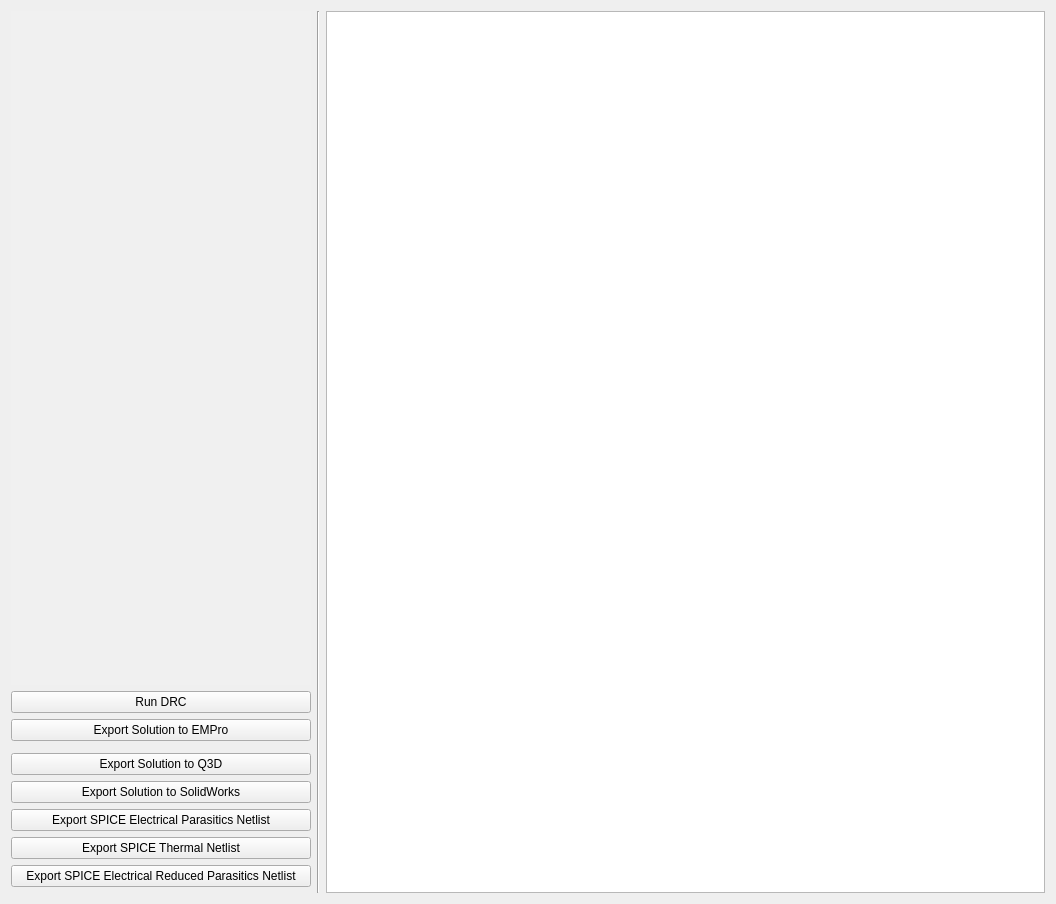
Qt form powercad/project_builder/ui/solutionWindow.ui (e3da/PowerSynth1-src) before a commit.
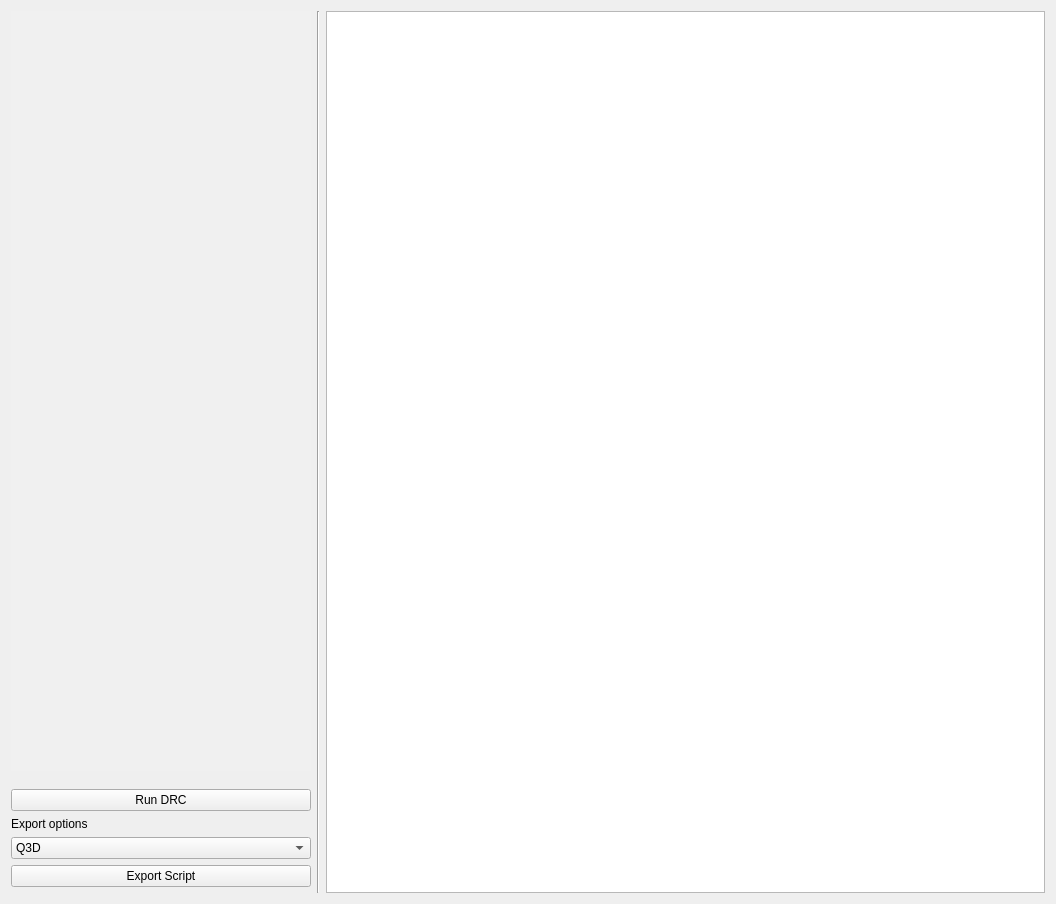
The same form after that commit.

```diff
--- a/powercad/project_builder/ui/solutionWindow.ui
+++ b/powercad/project_builder/ui/solutionWindow.ui
@@ -20,22 +20,6 @@
    <string>Form</string>
   </property>
   <layout class="QGridLayout" name="gridLayout">
-   <item row="0" column="4" rowspan="10">
-    <widget class="QGraphicsView" name="grfx_layout">
-     <property name="sizePolicy">
-      <sizepolicy hsizetype="Expanding" vsizetype="Expanding">
-       <horstretch>0</horstretch>
-       <verstretch>0</verstretch>
-      </sizepolicy>
-     </property>
-     <property name="minimumSize">
-      <size>
-       <width>100</width>
-       <height>100</height>
-      </size>
-     </property>
-    </widget>
-   </item>
    <item row="0" column="1">
     <widget class="QTableWidget" name="tbl_info">
      <property name="sizePolicy">
@@ -152,71 +136,92 @@
      <column/>
     </widget>
    </item>
-   <item row="0" column="2" rowspan="10">
+   <item row="6" column="1">
+    <widget class="QPushButton" name="btn_export_selected">
+     <property name="maximumSize">
+      <size>
+       <width>300</width>
+       <height>16777215</height>
+      </size>
+     </property>
+     <property name="text">
+      <string>Export Script</string>
+     </property>
+    </widget>
+   </item>
+   <item row="0" column="2" rowspan="8">
     <widget class="Line" name="line">
      <property name="orientation">
       <enum>Qt::Vertical</enum>
      </property>
     </widget>
    </item>
-   <item row="5" column="1">
-    <widget class="QPushButton" name="btn_export_solidworks">
-     <property name="maximumSize">
-      <size>
-       <width>300</width>
-       <height>16777215</height>
-      </size>
+   <item row="0" column="4" rowspan="8">
+    <widget class="QGraphicsView" name="grfx_layout">
+     <property name="sizePolicy">
+      <sizepolicy hsizetype="Expanding" vsizetype="Expanding">
+       <horstretch>0</horstretch>
+       <verstretch>0</verstretch>
+      </sizepolicy>
      </property>
-     <property name="text">
-      <string>Export Solution to SolidWorks</string>
-     </property>
-    </widget>
-   </item>
-   <item row="7" column="1">
-    <widget class="QPushButton" name="btn_export_spice_thermal">
-     <property name="text">
-      <string>Export SPICE Thermal Netlist</string>
-     </property>
-    </widget>
-   </item>
-   <item row="4" column="1">
-    <widget class="QPushButton" name="btn_export_q3d">
-     <property name="maximumSize">
+     <property name="minimumSize">
       <size>
-       <width>300</width>
-       <height>16777215</height>
+       <width>100</width>
+       <height>100</height>
       </size>
      </property>
-     <property name="text">
-      <string>Export Solution to Q3D</string>
-     </property>
     </widget>
    </item>
-   <item row="6" column="1">
-    <widget class="QPushButton" name="btn_export_spice_parasitics">
-     <property name="text">
-      <string>Export SPICE Electrical Parasitics Netlist</string>
-     </property>
-    </widget>
-   </item>
-   <item row="8" column="1">
-    <widget class="QPushButton" name="btn_export_spice_reduced_parasitics">
-     <property name="text">
-      <string>Export SPICE Electrical Reduced Parasitics Netlist</string>
-     </property>
-    </widget>
-   </item>
-   <item row="1" column="1">
+   <item row="3" column="1">
     <widget class="QPushButton" name="btn_run_drc">
      <property name="text">
       <string>Run DRC</string>
      </property>
     </widget>
    </item>
-   <item row="2" column="1">
-    <widget class="QPushButton" name="btn_export_empro">
+   <item row="5" column="1">
+    <widget class="QComboBox" name="cmbox_export_option">
+     <item>
+      <property name="text">
+       <string>Q3D</string>
+      </property>
+     </item>
+     <item>
+      <property name="text">
+       <string>Solidworks</string>
+      </property>
+     </item>
+     <item>
+      <property name="text">
+       <string>Electrical netlist </string>
+      </property>
+     </item>
+     <item>
+      <property name="text">
+       <string>Thermal netlist</string>
+      </property>
+     </item>
+     <item>
+      <property name="text">
+       <string>FastHenry</string>
+      </property>
+     </item>
+     <item>
+      <property name="text">
+       <string>EMPro</string>
+      </property>
+     </item>
+     <item>
+      <property name="text">
+       <string/>
+      </property>
+     </item>
+    </widget>
+   </item>
+   <item row="4" column="1">
+    <widget class="QLabel" name="label">
      <property name="text">
-      <string>Export Solution to EMPro</string>
+      <string>Export options</string>
      </property>
     </widget>
    </item>
```
